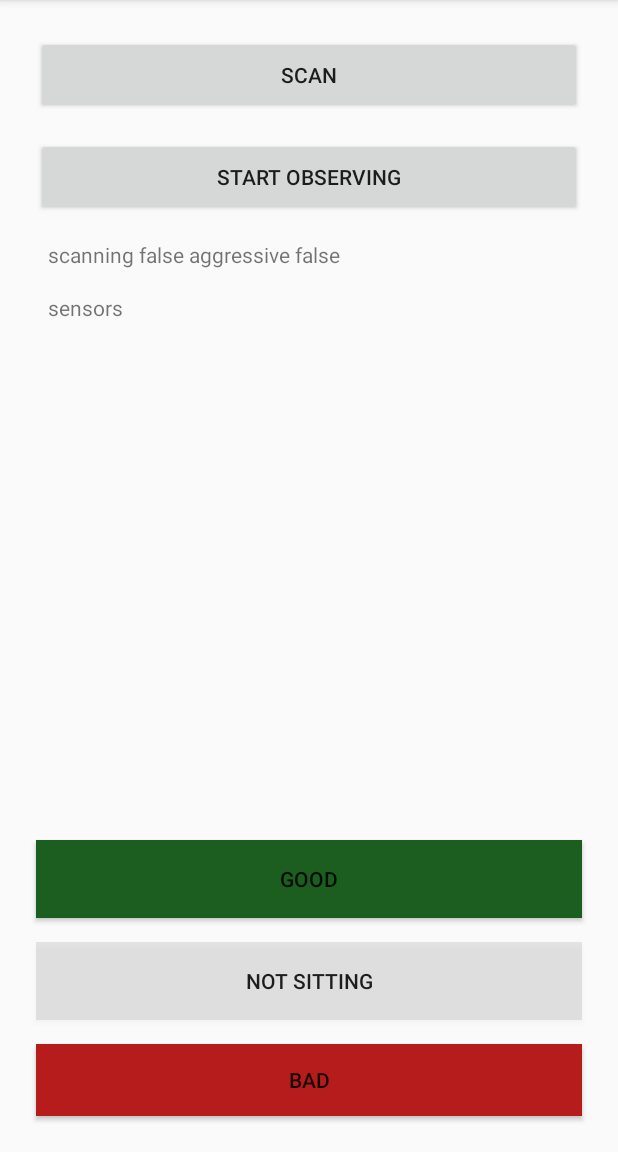
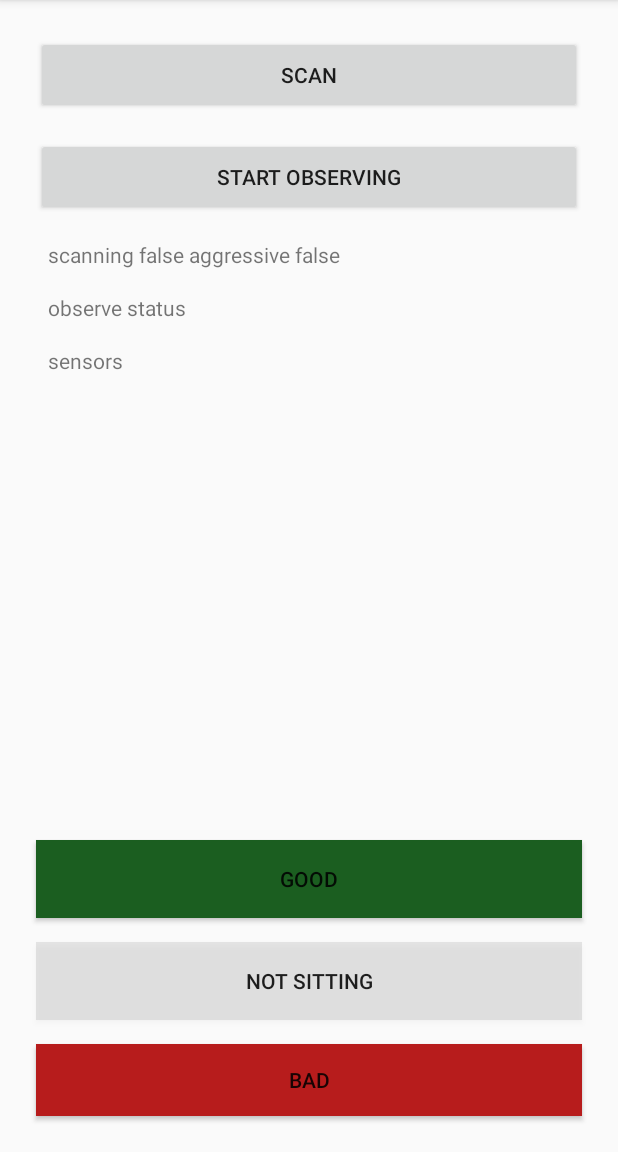
Before and after one commit to metaflow/posture, an Android app: the screen it shows after launch (MainActivity), on a phone screen of 412 x 824 dp, the part 84-1236 px from its top. Run offline under Robolectric (Android 15) with nearby library versions, the phone set to English and light mode, and no system bars; our stand-ins replace Room's generated code.

```diff
--- a/app/app/src/main/res/layout/activity_main.xml
+++ b/app/app/src/main/res/layout/activity_main.xml
@@ -14,7 +14,7 @@
         android:layout_marginTop="16dp"
         android:text="sensors"
         app:layout_constraintLeft_toLeftOf="parent"
-        app:layout_constraintTop_toBottomOf="@+id/scanstatus" />
+        app:layout_constraintTop_toBottomOf="@+id/notificationStatusText" />
 
     <TextView
         android:id="@+id/scanstatus"
@@ -24,7 +24,17 @@
         android:layout_marginTop="16dp"
         android:text="scan status"
         app:layout_constraintLeft_toLeftOf="parent"
-        app:layout_constraintTop_toBottomOf="@+id/randomMeasurement" />
+        app:layout_constraintTop_toBottomOf="@+id/toggleObserveButton" />
+
+    <TextView
+        android:id="@+id/notificationStatusText"
+        android:layout_width="wrap_content"
+        android:layout_height="wrap_content"
+        android:layout_marginLeft="32dp"
+        android:layout_marginTop="16dp"
+        android:text="observe status"
+        app:layout_constraintLeft_toLeftOf="parent"
+        app:layout_constraintTop_toBottomOf="@+id/scanstatus" />
 
     <Button
         android:id="@+id/recordGood"
@@ -86,7 +96,7 @@
         app:layout_constraintTop_toTopOf="parent" />
 
     <Button
-        android:id="@+id/randomMeasurement"
+        android:id="@+id/toggleObserveButton"
         android:layout_width="0dp"
         android:layout_height="52dp"
         android:layout_marginStart="24dp"
```
Also changed, not shown: app/app/src/main/java/com/example/posture/MainActivity.kt (+11 -3 lines), app/app/src/main/java/com/example/posture/PostureService.kt (+42 -7 lines).
